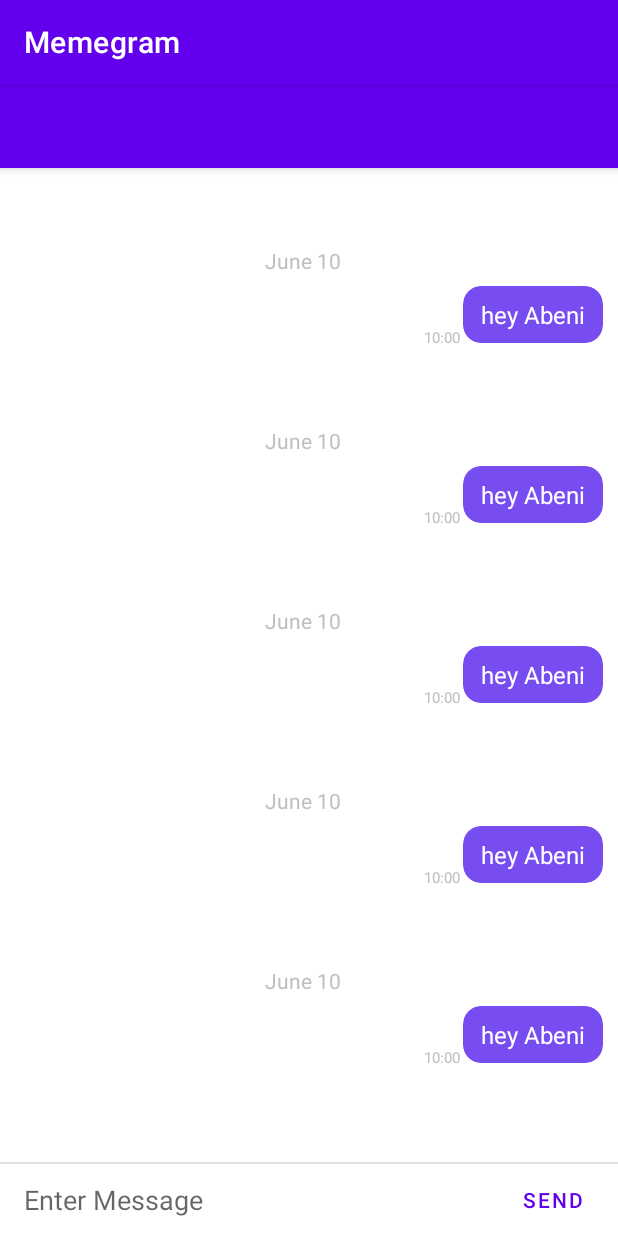
After one commit to abeni5049/Memegram, an Android app: the MessageActivity screen opened directly, with no data from a screen before it, on a phone screen of 412 x 824 dp. The commit adds this screen. Run offline under Robolectric (Android 15) with nearby library versions, the phone set to English and light mode, and no system bars.

Commit message:
added chat activity UI

```diff
--- /dev/null
+++ b/app/src/main/java/com/example/memegram/chat/Message.java
@@ -0,0 +1,28 @@
+package com.example.memegram.chat;
+
+public class Message {
+    String message,senderUsername,profileURL;
+    long createdAt;
+    public Message(String message, String senderUsername, long createdAt,String profileURL){
+        this.message = message;
+        this.senderUsername = senderUsername;
+        this.createdAt = createdAt;
+        this.profileURL = profileURL;
+    }
+
+    public long getCreatedAt() {
+        return createdAt;
+    }
+
+    public String getMessage() {
+        return message;
+    }
+
+    public String getSenderUsername() {
+        return senderUsername;
+    }
+
+    public String getProfileURL() {
+        return profileURL;
+    }
+}
--- /dev/null
+++ b/app/src/main/java/com/example/memegram/chat/MessageActivity.java
@@ -0,0 +1,31 @@
+package com.example.memegram.chat;
+
+import androidx.appcompat.app.AppCompatActivity;
+import androidx.recyclerview.widget.LinearLayoutManager;
+import androidx.recyclerview.widget.RecyclerView;
+
+import android.os.Bundle;
+
+import com.example.memegram.R;
+
+import java.util.ArrayList;
+
+public class MessageActivity extends AppCompatActivity {
+
+    RecyclerView recyclerView;
+    MessageListAdapter adapter;
+
+    @Override
+    protected void onCreate(Bundle savedInstanceState) {
+        super.onCreate(savedInstanceState);
+        setContentView(R.layout.activity_message);
+        ArrayList<Message> messages = new  ArrayList<>();
+        for(int i = 0; i < 15 ; i++){
+            messages.add(new Message("hey Abeni","abenezer_kebede",231241,"dfa.jpg"));
+        }
+        recyclerView = findViewById(R.id.recycler_gchat);
+        adapter = new MessageListAdapter(this,messages);
+        recyclerView.setLayoutManager(new LinearLayoutManager(this));
+        recyclerView.setAdapter(adapter);
+    }
+}
--- /dev/null
+++ b/app/src/main/java/com/example/memegram/chat/MessageListAdapter.java
@@ -0,0 +1,124 @@
+package com.example.memegram.chat;
+
+
+import android.content.Context;
+import android.view.LayoutInflater;
+import android.view.View;
+import android.view.ViewGroup;
+import android.widget.ImageView;
+import android.widget.TextView;
+
+import androidx.recyclerview.widget.RecyclerView;
+
+import com.example.memegram.R;
+
+import java.util.List;
+
+public class MessageListAdapter extends RecyclerView.Adapter {
+    private static final int VIEW_TYPE_MESSAGE_SENT = 1;
+    private static final int VIEW_TYPE_MESSAGE_RECEIVED = 2;
+
+    private Context mContext;
+    private List<Message> mMessageList;
+
+    public MessageListAdapter(Context context, List<Message> messageList) {
+        mContext = context;
+        mMessageList = messageList;
+    }
+
+    @Override
+    public int getItemCount() {
+        return mMessageList.size();
+    }
+
+    // Determines the appropriate ViewType according to the sender of the message.
+    @Override
+    public int getItemViewType(int position) {
+        Message message = (Message) mMessageList.get(position);
+
+        if (message.getSenderUsername().equals(  message.getSenderUsername() ) ){
+            // If the current user is the sender of the message
+            return VIEW_TYPE_MESSAGE_SENT;
+        } else {
+            // If some other user sent the message
+            return VIEW_TYPE_MESSAGE_RECEIVED;
+        }
+    }
+
+    // Inflates the appropriate layout according to the ViewType.
+    @Override
+    public RecyclerView.ViewHolder onCreateViewHolder(ViewGroup parent, int viewType) {
+        View view;
+
+        if (viewType == VIEW_TYPE_MESSAGE_SENT) {
+            view = LayoutInflater.from(parent.getContext())
+                    .inflate(R.layout.item_message_sent, parent, false);
+            return new SentMessageHolder(view);
+        } else if (viewType == VIEW_TYPE_MESSAGE_RECEIVED) {
+            view = LayoutInflater.from(parent.getContext())
+                    .inflate(R.layout.item_message_received, parent, false);
+            return new ReceivedMessageHolder(view);
+        }
+
+        return null;
+    }
+
+    // Passes the message object to a ViewHolder so that the contents can be bound to UI.
+    @Override
+    public void onBindViewHolder(RecyclerView.ViewHolder holder, int position) {
+        Message message = mMessageList.get(position);
+
+        switch (holder.getItemViewType()) {
+            case VIEW_TYPE_MESSAGE_SENT:
+                ((SentMessageHolder) holder).bind(message);
+                break;
+            case VIEW_TYPE_MESSAGE_RECEIVED:
+                ((ReceivedMessageHolder) holder).bind(message);
+        }
+    }
+
+    private class SentMessageHolder extends RecyclerView.ViewHolder {
+        TextView messageText, timeText;
+
+        SentMessageHolder(View itemView) {
+            super(itemView);
+
+            messageText =  itemView.findViewById(R.id.text_gchat_message_me);
+            timeText =  itemView.findViewById(R.id.text_gchat_timestamp_me);
+        }
+
+        void bind(Message message) {
+            messageText.setText(message.getMessage());
+
+            // Format the stored timestamp into a readable String using method.
+            //timeText.setText(Utils.formatDateTime(message.getCreatedAt()));
+            timeText.setText("10:00");
+        }
+    }
+
+    private class ReceivedMessageHolder extends RecyclerView.ViewHolder {
+        TextView messageText, timeText, nameText;
+        ImageView profileImage;
+
+        ReceivedMessageHolder(View itemView) {
+            super(itemView);
+
+            messageText =  itemView.findViewById(R.id.text_gchat_message_other);
+            timeText = itemView.findViewById(R.id.text_gchat_timestamp_other);
+            nameText =  itemView.findViewById(R.id.text_gchat_user_other);
+            profileImage =  itemView.findViewById(R.id.image_gchat_profile_other);
+        }
+
+        void bind(Message message) {
+            messageText.setText(message.getMessage());
+
+            // Format the stored timestamp into a readable String using method.
+//            timeText.setText(Utils.formatDateTime(message.getCreatedAt()));
+            timeText.setText("10:00");
+//            nameText.setText(message.getSender().getNickname());
+            nameText.setText("abenezer_kebede");
+            // Insert the profile image from the URL into the ImageView.
+//            Utils.displayRoundImageFromUrl(mContext, message.getSender().getProfileUrl(), profileImage);
+        }
+    }
+}
--- /dev/null
+++ b/app/src/main/res/layout/activity_message.xml
@@ -0,0 +1,84 @@
+<?xml version="1.0" encoding="utf-8"?>
+<androidx.constraintlayout.widget.ConstraintLayout xmlns:android="http://schemas.android.com/apk/res/android"
+    xmlns:app="http://schemas.android.com/apk/res-auto"
+    xmlns:tools="http://schemas.android.com/tools"
+    android:layout_width="match_parent"
+    android:layout_height="match_parent">
+
+    <com.google.android.material.appbar.AppBarLayout
+        android:id="@+id/layout_group_chat"
+        android:layout_width="match_parent"
+        android:layout_height="wrap_content"
+        android:fitsSystemWindows="true"
+        android:orientation="vertical"
+        app:layout_constraintTop_toTopOf="parent">
+
+        <androidx.appcompat.widget.Toolbar
+            android:id="@+id/toolbar_gchannel"
+            android:layout_width="match_parent"
+            android:layout_height="?attr/actionBarSize"
+            android:theme="@style/Widget.AppCompat.Toolbar"
+            app:popupTheme="@style/Theme.AppCompat.Light">
+
+        </androidx.appcompat.widget.Toolbar>
+    </com.google.android.material.appbar.AppBarLayout>
+
+    <androidx.recyclerview.widget.RecyclerView
+        android:id="@+id/recycler_gchat"
+        android:layout_width="match_parent"
+        android:layout_height="match_parent"
+        android:layout_marginBottom="16dp"
+        app:layout_constrainedHeight="true"
+        app:layout_constraintBottom_toTopOf="@+id/text_gchat_indicator"
+        app:layout_constraintTop_toBottomOf="@+id/layout_group_chat" />
+
+    <TextView
+        android:id="@+id/text_gchat_indicator"
+        android:layout_width="wrap_content"
+        android:layout_height="wrap_content"
+        android:layout_marginStart="16dp"
+        android:visibility="gone"
+        app:layout_constraintBottom_toTopOf="@id/view"
+        app:layout_constraintStart_toStartOf="parent" />
+
+    <View
+        android:id="@+id/view"
+        android:layout_width="match_parent"
+        android:layout_height="1dp"
+        android:background="#e0e0e0"
+        app:layout_constraintBottom_toTopOf="@+id/layout_gchat_chatbox" />
+
+    <RelativeLayout
+        android:id="@+id/layout_gchat_chatbox"
+        android:layout_width="match_parent"
+        android:layout_height="wrap_content"
+        app:layout_constraintBottom_toBottomOf="parent"
+        app:layout_constraintStart_toStartOf="parent">
+
+
+        <EditText
+            android:layout_marginStart="16dp"
+            android:id="@+id/edit_gchat_message"
+            android:layout_width="match_parent"
+            android:layout_height="wrap_content"
+            android:layout_centerVertical="true"
+            android:layout_toStartOf="@+id/button_gchat_send"
+            android:background="@android:color/transparent"
+            android:hint="Enter Message"
+            android:inputType="text"
+            android:maxLines="6"
+            tools:ignore="Autofill" />
+
+        <Button
+            android:id="@+id/button_gchat_send"
+            android:layout_width="wrap_content"
+            android:layout_height="48dp"
+            android:layout_alignParentEnd="true"
+            android:background="?attr/selectableItemBackground"
+            android:text="Send"
+            android:textColor="@color/purple_500" />
+
+    </RelativeLayout>
+
+
+</androidx.constraintlayout.widget.ConstraintLayout>
--- /dev/null
+++ b/app/src/main/res/layout/item_message_sent.xml
@@ -0,0 +1,69 @@
+<?xml version="1.0" encoding="utf-8"?>
+<androidx.constraintlayout.widget.ConstraintLayout xmlns:android="http://schemas.android.com/apk/res/android"
+    xmlns:app="http://schemas.android.com/apk/res-auto"
+    android:layout_width="match_parent"
+    android:layout_height="wrap_content"
+    android:layout_marginEnd="8dp"
+    android:layout_marginTop="16dp">
+
+    <TextView
+        android:id="@+id/text_gchat_date_me"
+        android:layout_width="wrap_content"
+        android:layout_height="wrap_content"
+        android:layout_marginTop="32dp"
+        android:paddingStart="8dp"
+        android:paddingTop="4dp"
+        android:paddingEnd="8dp"
+        android:paddingBottom="4dp"
+        android:text="June 10"
+        android:textColor="#C0C0C0"
+        app:layout_constraintEnd_toEndOf="parent"
+        app:layout_constraintStart_toStartOf="parent"
+        app:layout_constraintTop_toTopOf="parent" />
+
+    <androidx.cardview.widget.CardView
+        android:id="@+id/card_gchat_message_me"
+        android:layout_width="wrap_content"
+        android:layout_height="wrap_content"
+        app:cardBackgroundColor="#774df2"
+        app:cardCornerRadius="12dp"
+        app:cardElevation="0dp"
+        app:cardPreventCornerOverlap="false"
+        app:cardUseCompatPadding="true"
+        app:layout_constraintEnd_toEndOf="parent"
+        app:layout_constraintTop_toBottomOf="@id/text_gchat_date_me">
+
+        <LinearLayout
+            android:id="@+id/layout_gchat_container_me"
+            android:layout_width="wrap_content"
+            android:layout_height="wrap_content"
+            android:orientation="vertical">
+
+            <TextView
+                android:id="@+id/text_gchat_message_me"
+                android:layout_width="wrap_content"
+                android:layout_height="wrap_content"
+                android:layout_marginBottom="8dp"
+                android:maxWidth="260dp"
+                android:paddingLeft="12dp"
+                android:paddingTop="8dp"
+                android:paddingRight="12dp"
+                android:text="This is a Message"
+                android:textColor="#ffffff"
+                android:textSize="16sp" />
+        </LinearLayout>
+
+    </androidx.cardview.widget.CardView>
+
+    <TextView
+        android:id="@+id/text_gchat_timestamp_me"
+        android:layout_width="wrap_content"
+        android:layout_height="wrap_content"
+        android:text="10:00"
+        android:textColor="#C0C0C0"
+        android:textSize="10sp"
+        app:layout_constraintBottom_toBottomOf="@+id/card_gchat_message_me"
+        app:layout_constraintEnd_toStartOf="@+id/card_gchat_message_me" />
+
+
+</androidx.constraintlayout.widget.ConstraintLayout>
```
Also changed, not shown: app/src/main/AndroidManifest.xml (+6 -1 lines), app/src/main/java/com/example/memegram/chat/Chat.java (added, +23 -0 lines), app/src/main/java/com/example/memegram/chat/ChatListActivity.java (added, +50 -0 lines), app/src/main/java/com/example/memegram/chat/ChatListAdapter.java (added, +59 -0 lines), app/src/main/java/com/example/memegram/chat/RecyclerItemClickListener.java (added, +52 -0 lines), app/src/main/java/com/example/memegram/ui/home/HomeFragment.java (+23 -0 lines), app/src/main/res/drawable/ic_baseline_chat_24.xml (added, +10 -0 lines), app/src/main/res/layout/activity_chat_list.xml (added, +15 -0 lines), app/src/main/res/layout/chat_list_item.xml (added, +45 -0 lines), app/src/main/res/layout/item_message_received.xml (added, +90 -0 lines), app/src/main/res/menu/chat_menu.xml (added, +11 -0 lines).
